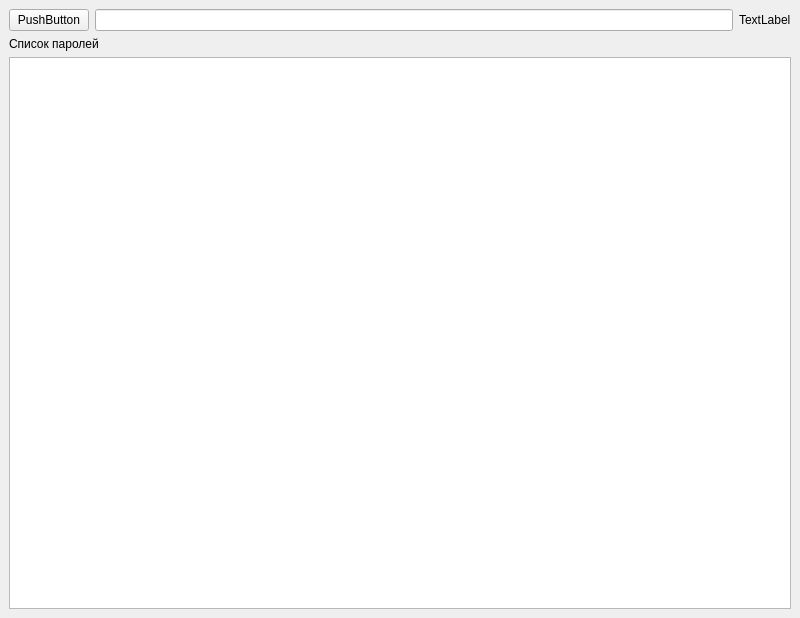
Cheef44/Manager-Passwords, file ui/main_window.ui: the form before one commit.
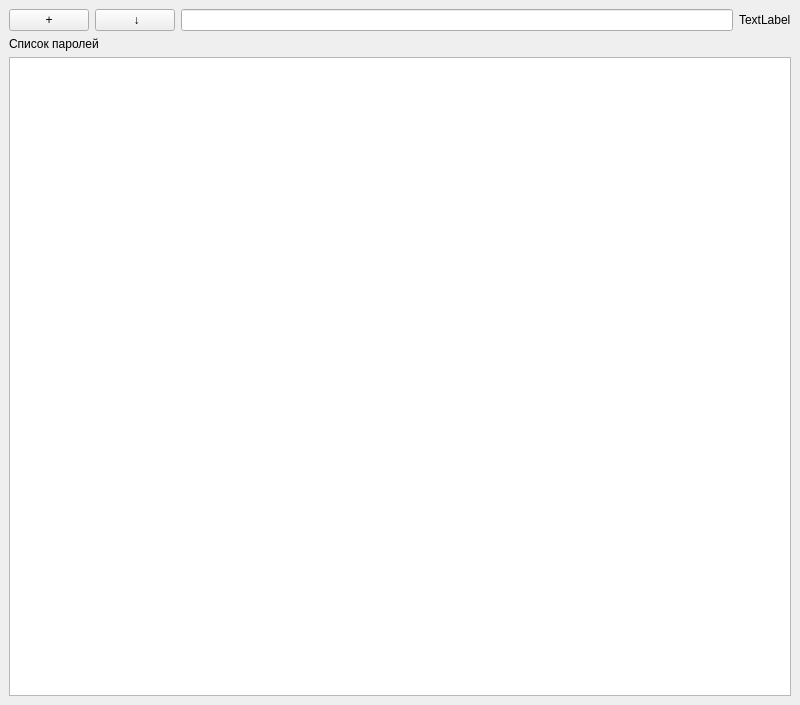
The form after the commit.

Commit message: feature(dialog_csv_import_interface, main_windows_interface): реализация интерфейса диалогового окна импорта паролей из csv файла. Добавление кнопки импорта в главный интерфейс

Diff of the .ui file:
```diff
--- a/ui/main_window.ui
+++ b/ui/main_window.ui
@@ -7,7 +7,7 @@
     <x>0</x>
     <y>0</y>
     <width>800</width>
-    <height>618</height>
+    <height>705</height>
    </rect>
   </property>
   <property name="windowTitle">
@@ -20,7 +20,14 @@
       <item>
        <widget class="QPushButton" name="add_data">
         <property name="text">
-         <string>PushButton</string>
+         <string>+</string>
+        </property>
+       </widget>
+      </item>
+      <item>
+       <widget class="QPushButton" name="csv_import">
+        <property name="text">
+         <string> ↓</string>
         </property>
        </widget>
       </item>
```
The commit also changes 3 other files.
